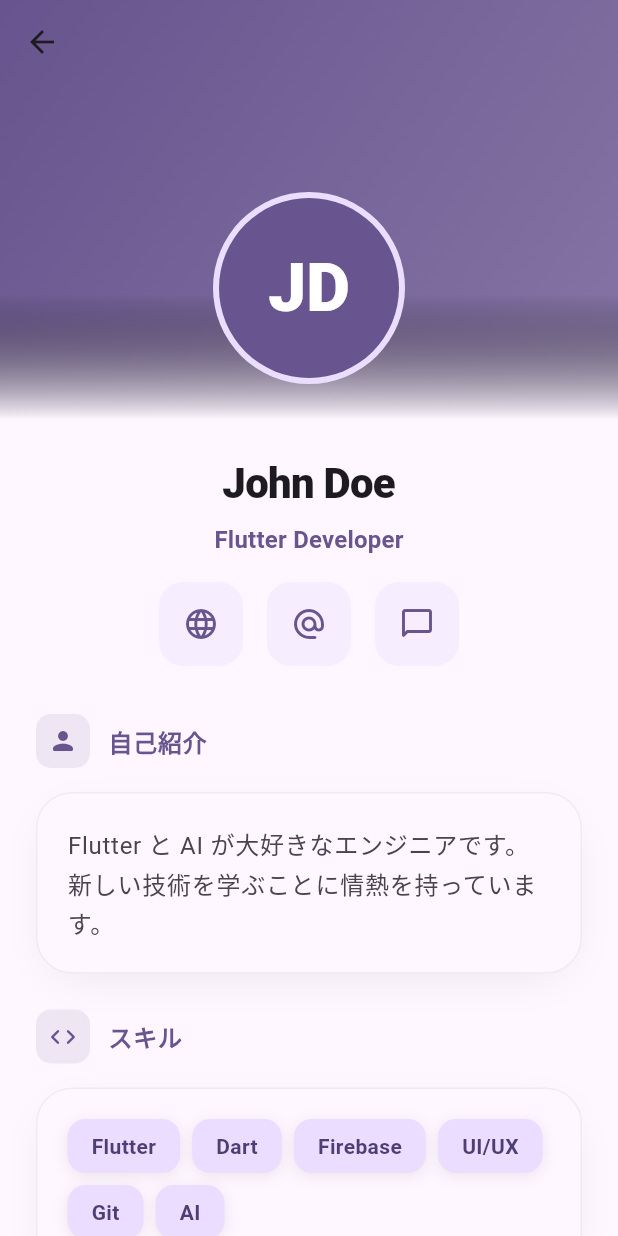
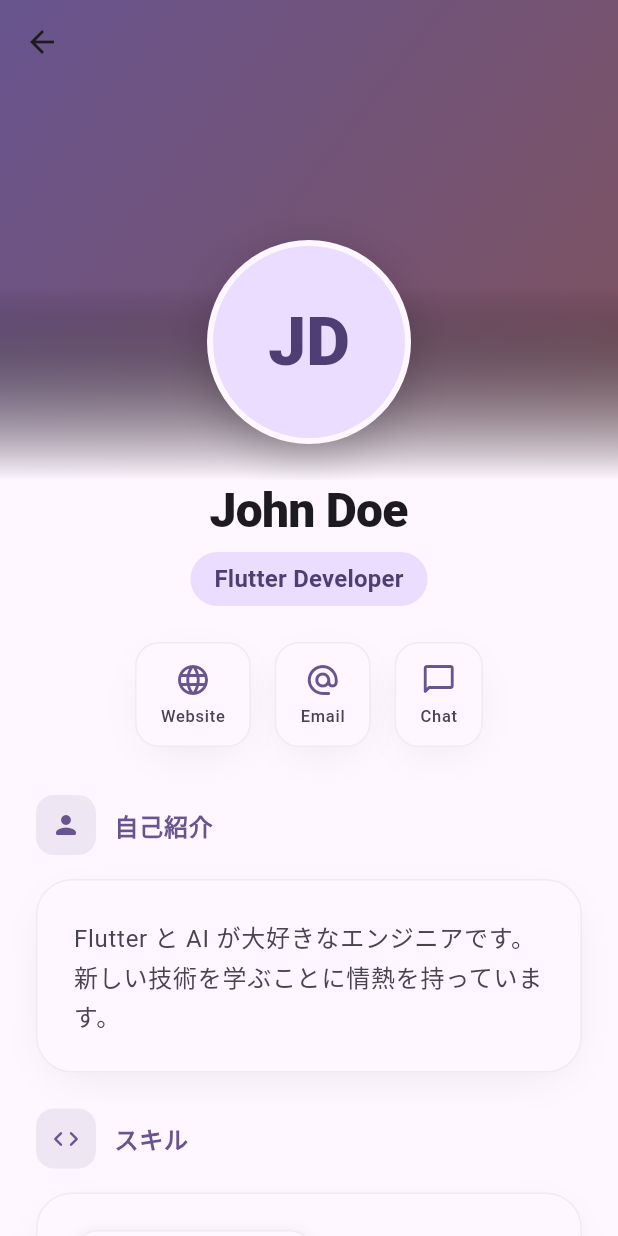
Before and after one commit to Koichi5/cursor_agent_sample, a Flutter app: the ProfileDetailPage screen opened directly with empty values, on a phone screen of 412 x 824 dp. Run offline on Flutter 3.47's test engine with Material 3 defaults, Android fonts, the phone set to English and light mode, and no system bars.

Commit message:
style: Improve profile detail page UI

```diff
--- a/lib/views/profile_detail_page/profile_detail_page.dart
+++ b/lib/views/profile_detail_page/profile_detail_page.dart
@@ -9,13 +9,19 @@ class ProfileDetailPage extends StatelessWidget {
     final theme = Theme.of(context);
     return Scaffold(
       body: CustomScrollView(
+        physics: const BouncingScrollPhysics(),
         slivers: [
           SliverAppBar(
-            expandedHeight: 280,
+            expandedHeight: 320,
             pinned: true,
+            stretch: true,
             backgroundColor: Colors.transparent,
             elevation: 0,
             flexibleSpace: FlexibleSpaceBar(
+              stretchModes: const [
+                StretchMode.zoomBackground,
+                StretchMode.blurBackground,
+              ],
               background: Container(
                 decoration: BoxDecoration(
                   gradient: LinearGradient(
@@ -23,7 +29,7 @@ class ProfileDetailPage extends StatelessWidget {
                     end: Alignment.bottomRight,
                     colors: [
                       theme.colorScheme.primary,
-                      theme.colorScheme.primary.withOpacity(0.8),
+                      theme.colorScheme.tertiary,
                     ],
                   ),
                 ),
@@ -39,7 +45,7 @@ class ProfileDetailPage extends StatelessWidget {
                               Colors.transparent,
                               theme.colorScheme.surface,
                             ],
-                            stops: const [0.7, 1.0],
+                            stops: const [0.6, 1.0],
                           ),
                         ),
                       ),
@@ -50,17 +56,27 @@ class ProfileDetailPage extends StatelessWidget {
                         margin: const EdgeInsets.only(bottom: 24),
                         padding: const EdgeInsets.all(4),
                         decoration: BoxDecoration(
-                          color: theme.colorScheme.primaryContainer,
+                          color: theme.colorScheme.surface,
                           shape: BoxShape.circle,
+                          boxShadow: [
+                            BoxShadow(
+                              color: theme.colorScheme.shadow.withOpacity(0.2),
+                              blurRadius: 24,
+                              offset: const Offset(0, 8),
                             ),
+                          ],
+                        ),
+                        child: Hero(
+                          tag: 'profile-avatar',
                           child: CircleAvatar(
-                          radius: 60,
-                          backgroundColor: theme.colorScheme.primary,
+                            radius: 64,
+                            backgroundColor: theme.colorScheme.primaryContainer,
                             child: Text(
                               'JD',
                               style: theme.textTheme.displayMedium?.copyWith(
-                              color: theme.colorScheme.onPrimary,
+                                color: theme.colorScheme.onPrimaryContainer,
                                 fontWeight: FontWeight.w900,
+                              ),
                             ),
                           ),
                         ),
@@ -74,7 +90,7 @@ class ProfileDetailPage extends StatelessWidget {
           SliverList(
             delegate: SliverChildListDelegate([
               Padding(
-                padding: const EdgeInsets.all(24.0),
+                padding: const EdgeInsets.symmetric(horizontal: 24.0),
                 child: Column(
                   crossAxisAlignment: CrossAxisAlignment.start,
                   children: [
@@ -83,38 +99,51 @@ class ProfileDetailPage extends StatelessWidget {
                         children: [
                           Text(
                             'John Doe',
-                            style: theme.textTheme.headlineMedium?.copyWith(
+                            style: theme.textTheme.headlineLarge?.copyWith(
                               fontWeight: FontWeight.w900,
                               letterSpacing: -0.5,
                             ),
                           ),
                           const SizedBox(height: 8),
-                          Text(
+                          Container(
+                            padding: const EdgeInsets.symmetric(
+                              horizontal: 16,
+                              vertical: 6,
+                            ),
+                            decoration: BoxDecoration(
+                              color: theme.colorScheme.primaryContainer,
+                              borderRadius: BorderRadius.circular(20),
+                            ),
+                            child: Text(
                               'Flutter Developer',
                               style: theme.textTheme.titleMedium?.copyWith(
-                              color: theme.colorScheme.primary,
+                                color: theme.colorScheme.onPrimaryContainer,
                                 fontWeight: FontWeight.w600,
                               ),
                             ),
-                          const SizedBox(height: 16),
+                          ),
+                          const SizedBox(height: 24),
                           Row(
                             mainAxisAlignment: MainAxisAlignment.center,
                             children: [
                               _buildSocialButton(
                                 context,
                                 icon: Icons.language_rounded,
+                                label: 'Website',
                                 onTap: () {},
                               ),
                               const SizedBox(width: 16),
                               _buildSocialButton(
                                 context,
                                 icon: Icons.alternate_email_rounded,
+                                label: 'Email',
                                 onTap: () {},
                               ),
                               const SizedBox(width: 16),
                               _buildSocialButton(
                                 context,
                                 icon: Icons.chat_bubble_outline_rounded,
+                                label: 'Chat',
                                 onTap: () {},
                               ),
                             ],
@@ -142,14 +171,14 @@ class ProfileDetailPage extends StatelessWidget {
                       icon: Icons.code_rounded,
                       child: Wrap(
                         spacing: 8,
-                        runSpacing: 8,
+                        runSpacing: 12,
                         children: [
-                          _buildSkillChip(context, 'Flutter'),
-                          _buildSkillChip(context, 'Dart'),
-                          _buildSkillChip(context, 'Firebase'),
-                          _buildSkillChip(context, 'UI/UX'),
-                          _buildSkillChip(context, 'Git'),
-                          _buildSkillChip(context, 'AI'),
+                          _buildSkillChip(context, 'Flutter', 0.9),
+                          _buildSkillChip(context, 'Dart', 0.85),
+                          _buildSkillChip(context, 'Firebase', 0.8),
+                          _buildSkillChip(context, 'UI/UX', 0.75),
+                          _buildSkillChip(context, 'Git', 0.7),
+                          _buildSkillChip(context, 'AI', 0.65),
                         ],
                       ),
                     ),
@@ -165,6 +194,7 @@ class ProfileDetailPage extends StatelessWidget {
                             title: 'プロジェクト完了数',
                             value: '24',
                             subtitle: '個のプロジェクトを完了',
+                            icon: Icons.task_alt_rounded,
                           ),
                           const Padding(
                             padding: EdgeInsets.symmetric(horizontal: 16),
@@ -175,10 +205,12 @@ class ProfileDetailPage extends StatelessWidget {
                             title: '貢献リポジトリ数',
                             value: '156',
                             subtitle: '個のリポジトリに貢献',
+                            icon: Icons.source_rounded,
                           ),
                         ],
                       ),
                     ),
+                    const SizedBox(height: 32),
                   ],
                 ),
               ),
@@ -192,6 +224,7 @@ class ProfileDetailPage extends StatelessWidget {
   Widget _buildSocialButton(
     BuildContext context, {
     required IconData icon,
+    required String label,
     required VoidCallback onTap,
   }) {
     final theme = Theme.of(context);
@@ -201,15 +234,41 @@ class ProfileDetailPage extends StatelessWidget {
         onTap: onTap,
         borderRadius: BorderRadius.circular(16),
         child: Container(
-          padding: const EdgeInsets.all(16),
+          padding: const EdgeInsets.symmetric(
+            horizontal: 16,
+            vertical: 12,
+          ),
           decoration: BoxDecoration(
-            color: theme.colorScheme.primaryContainer.withOpacity(0.4),
+            color: theme.colorScheme.surface,
             borderRadius: BorderRadius.circular(16),
+            boxShadow: [
+              BoxShadow(
+                color: theme.colorScheme.shadow.withOpacity(0.08),
+                blurRadius: 24,
+                offset: const Offset(0, 8),
+                spreadRadius: -8,
               ),
-          child: Icon(
+            ],
+            border: Border.all(
+              color: theme.colorScheme.outline.withOpacity(0.1),
+              width: 1,
+            ),
+          ),
+          child: Column(
+            children: [
+              Icon(
                 icon,
                 color: theme.colorScheme.primary,
                 size: 24,
+              ),
+              const SizedBox(height: 4),
+              Text(
+                label,
+                style: theme.textTheme.labelSmall?.copyWith(
+                  color: theme.colorScheme.onSurfaceVariant,
+                ),
+              ),
+            ],
           ),
         ),
       ),
@@ -229,10 +288,10 @@ class ProfileDetailPage extends StatelessWidget {
         Row(
           children: [
             Container(
-              padding: const EdgeInsets.all(8),
+              padding: const EdgeInsets.all(10),
               decoration: BoxDecoration(
                 color: theme.colorScheme.primary.withOpacity(0.1),
-                borderRadius: BorderRadius.circular(10),
+                borderRadius: BorderRadius.circular(12),
               ),
               child: Icon(
                 icon,
@@ -254,7 +313,7 @@ class ProfileDetailPage extends StatelessWidget {
         const SizedBox(height: 16),
         Container(
           width: double.infinity,
-          padding: const EdgeInsets.all(20),
+          padding: const EdgeInsets.all(24),
           decoration: BoxDecoration(
             color: theme.colorScheme.surface,
             borderRadius: BorderRadius.circular(24),
@@ -277,16 +336,14 @@ class ProfileDetailPage extends StatelessWidget {
     );
   }
 
-  Widget _buildSkillChip(BuildContext context, String label) {
+  Widget _buildSkillChip(BuildContext context, String label, double level) {
     final theme = Theme.of(context);
     return Container(
-      padding: const EdgeInsets.symmetric(
-        horizontal: 16,
-        vertical: 8,
-      ),
+      width: 160,
+      padding: const EdgeInsets.all(12),
       decoration: BoxDecoration(
-        color: theme.colorScheme.primaryContainer,
-        borderRadius: BorderRadius.circular(12),
+        color: theme.colorScheme.surface,
+        borderRadius: BorderRadius.circular(16),
         boxShadow: [
           BoxShadow(
             color: theme.colorScheme.shadow.withOpacity(0.08),
@@ -294,13 +351,34 @@ class ProfileDetailPage extends StatelessWidget {
             offset: const Offset(0, 2),
           ),
         ],
+        border: Border.all(
+          color: theme.colorScheme.outline.withOpacity(0.1),
+          width: 1,
         ),
-      child: Text(
+      ),
+      child: Column(
+        crossAxisAlignment: CrossAxisAlignment.start,
+        children: [
+          Text(
             label,
-        style: theme.textTheme.bodyMedium?.copyWith(
-          color: theme.colorScheme.onPrimaryContainer,
+            style: theme.textTheme.titleSmall?.copyWith(
               fontWeight: FontWeight.w600,
             ),
+          ),
+          const SizedBox(height: 8),
+          ClipRRect(
+            borderRadius: BorderRadius.circular(4),
+            child: LinearProgressIndicator(
+              value: level,
+              backgroundColor:
+                  theme.colorScheme.primaryContainer.withOpacity(0.2),
+              valueColor: AlwaysStoppedAnimation<Color>(
+                theme.colorScheme.primary,
+              ),
+              minHeight: 8,
+            ),
+          ),
+        ],
       ),
     );
   }
@@ -310,12 +388,26 @@ class ProfileDetailPage extends StatelessWidget {
     required String title,
     required String value,
     required String subtitle,
+    required IconData icon,
   }) {
     final theme = Theme.of(context);
     return Padding(
       padding: const EdgeInsets.symmetric(vertical: 16),
       child: Row(
         children: [
+          Container(
+            padding: const EdgeInsets.all(12),
+            decoration: BoxDecoration(
+              color: theme.colorScheme.primary.withOpacity(0.1),
+              borderRadius: BorderRadius.circular(16),
+            ),
+            child: Icon(
+              icon,
+              color: theme.colorScheme.primary,
+              size: 24,
+            ),
+          ),
+          const SizedBox(width: 16),
           Expanded(
             child: Column(
               crossAxisAlignment: CrossAxisAlignment.start,
@@ -342,13 +434,13 @@ class ProfileDetailPage extends StatelessWidget {
               vertical: 8,
             ),
             decoration: BoxDecoration(
-              color: theme.colorScheme.primary.withOpacity(0.1),
+              color: theme.colorScheme.primaryContainer,
               borderRadius: BorderRadius.circular(12),
             ),
             child: Text(
               value,
               style: theme.textTheme.titleLarge?.copyWith(
-                color: theme.colorScheme.primary,
+                color: theme.colorScheme.onPrimaryContainer,
                 fontWeight: FontWeight.w900,
               ),
             ),
```
Lines whose indentation alone changed are shown as unchanged.
